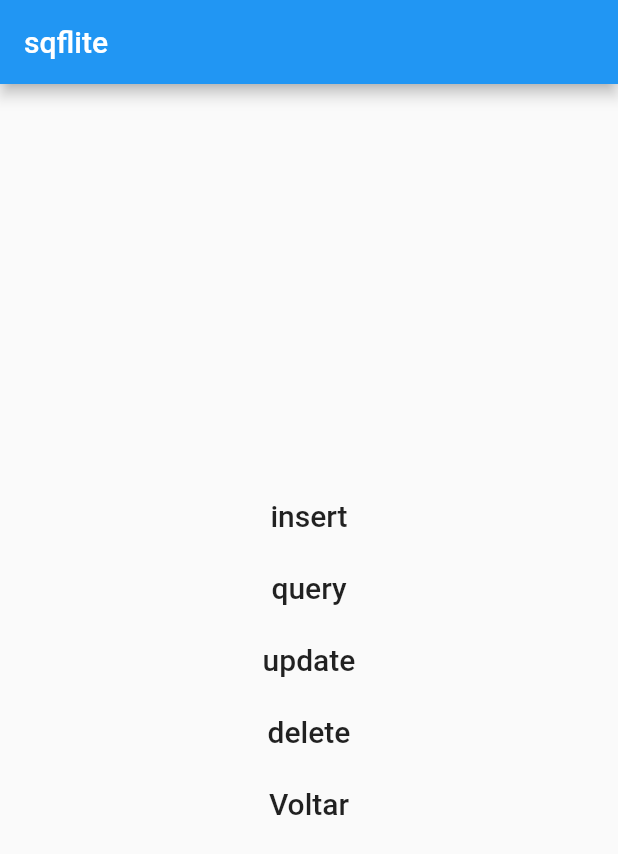
After one commit to jeilsonaraujo/SRO_List, a Flutter app: the MyHomePage screen opened directly, after a tap on "insert", on a phone screen of 412 x 824 dp. The commit adds this screen. Shown: the top 854 px of the screen. Run offline on Flutter 3.47's test engine with Material 2 defaults, Android fonts, the light colour scheme and no system bars; our stand-ins replace sqflite; missing offline and left inert: barcode, barcode_scan; accounts and stored records are empty.

Commit message:
database feature

```diff
--- /dev/null
+++ b/lib/barcode.dart
@@ -0,0 +1,23 @@
+import 'dart:io';
+
+import 'package:barcode/barcode.dart';
+import 'package:flutter/cupertino.dart';
+// ignore_for_file: always_specify_types
+
+class ListObjetoBarcode extends StatefulWidget {
+  @override
+  _ListObjetoBarcodeState createState() => _ListObjetoBarcodeState();
+}
+
+class _ListObjetoBarcodeState extends State<ListObjetoBarcode> {
+  @override
+  Widget build(BuildContext context) {
+    return CupertinoApp(
+      home: CupertinoPageScaffold(
+        child: Column(
+          children: [],
+        ),
+      ),
+    );
+  }
+}
--- /dev/null
+++ b/lib/data.dart
@@ -0,0 +1,126 @@
+import 'package:flutter/material.dart';
+
+import 'criaLista.dart';
+import 'database_helper.dart';
+// change `flutter_database` to whatever your project name is
+
+void main() => runApp(MyApp());
+
+class MyApp extends StatelessWidget {
+  @override
+  Widget build(BuildContext context) {
+    return MaterialApp(
+      title: 'SQFlite Demo',
+      theme: ThemeData(
+        primarySwatch: Colors.blue,
+      ),
+      home: MyHomePage(),
+    );
+  }
+}
+
+class MyHomePage extends StatelessWidget {
+  // reference to our single class that manages the database
+  final dbHelper = DatabaseHelper.instance;
+
+  // homepage layout
+  @override
+  Widget build(BuildContext context) {
+    return Scaffold(
+      appBar: AppBar(
+        title: Text('sqflite'),
+      ),
+      body: Center(
+        child: Column(
+          mainAxisAlignment: MainAxisAlignment.center,
+          children: <Widget>[
+            MaterialButton(
+              child: Text(
+                'insert',
+                style: TextStyle(fontSize: 20),
+              ),
+              onPressed: () {
+                _insert();
+              },
+            ),
+            MaterialButton(
+              child: Text(
+                'query',
+                style: TextStyle(fontSize: 20),
+              ),
+              onPressed: () {
+                _query();
+              },
+            ),
+            MaterialButton(
+              child: Text(
+                'update',
+                style: TextStyle(fontSize: 20),
+              ),
+              onPressed: () {
+                _update();
+              },
+            ),
+            MaterialButton(
+              child: Text(
+                'delete',
+                style: TextStyle(fontSize: 20),
+              ),
+              onPressed: () {
+                _delete();
+              },
+            ),
+            MaterialButton(
+              child: Text(
+                'Voltar',
+                style: TextStyle(fontSize: 20),
+              ),
+              onPressed: () {
+                Navigator.of(context).pushReplacement(
+                    MaterialPageRoute(builder: (context) => CriarLista()));
+              },
+            ),
+          ],
+        ),
+      ),
+    );
+  }
+
+  // Button onPressed methods
+
+  void _insert() async {
+    // row to insert
+    Map<String, dynamic> row = {
+      DatabaseHelper.columnObjeto: 'pu123456789br',
+      DatabaseHelper.columnLogradouro: 'rua sem nome',
+      DatabaseHelper.columnNumero: 54
+    };
+    final id = await dbHelper.insert(row);
+    print('inserted row id: $id');
+  }
+
+  void _query() async {
+    final allRows = await dbHelper.queryAllRows();
+    print('query all rows:');
+    allRows.forEach((row) => print(row));
+  }
+
+  void _update() async {
+    // row to update
+    Map<String, dynamic> row = {
+      DatabaseHelper.columnId: 1,
+      DatabaseHelper.columnObjeto: 'pu123456789br',
+      DatabaseHelper.columnLogradouro: 'rua sem nome',
+      DatabaseHelper.columnNumero: 54
+    };
+    final rowsAffected = await dbHelper.update(row);
+    print('updated $rowsAffected row(s)');
+  }
+
+  void _delete() async {
+    // Assuming that the number of rows is the id for the last row.
+    final id = await dbHelper.queryRowCount();
+    final rowsDeleted = await dbHelper.delete(id);
+    print('deleted $rowsDeleted row(s): row $id');
+  }
+}
--- /dev/null
+++ b/lib/database_helper.dart
@@ -0,0 +1,90 @@
+import 'dart:io';
+
+import 'package:path/path.dart';
+import 'package:sqflite/sqflite.dart';
+import 'package:path_provider/path_provider.dart';
+
+class DatabaseHelper {
+  static final _databaseName = "MyDatab.db";
+  static final _databaseVersion = 1;
+
+  static final table = 'my_tabl';
+
+  static final columnId = '_id';
+  static final columnObjeto = 'objeto';
+  static final columnLogradouro = 'logradouro';
+  static final columnNumero = 'numero';
+
+  // make this a singleton class
+  DatabaseHelper._privateConstructor();
+  static final DatabaseHelper instance = DatabaseHelper._privateConstructor();
+
+  // only have a single app-wide reference to the database
+  static Database _database;
+  Future<Database> get database async {
+    if (_database != null) return _database;
+    // lazily instantiate the db the first time it is accessed
+    _database = await _initDatabase();
+    return _database;
+  }
+
+  // this opens the database (and creates it if it doesn't exist)
+  _initDatabase() async {
+    Directory documentsDirectory = await getApplicationDocumentsDirectory();
+    String path = join(documentsDirectory.path, _databaseName);
+    return await openDatabase(path,
+        version: _databaseVersion, onCreate: _onCreate);
+  }
+
+  // SQL code to create the database table
+  Future _onCreate(Database db, int version) async {
+    await db.execute('''
+          CREATE TABLE $table (
+            $columnId INTEGER PRIMARY KEY,
+            $columnObjeto TEXT NOT NULL,
+            $columnLogradouro TEXT NOT NULL,
+            $columnNumero INTEGER NOT NULL
+          )
+          ''');
+  }
+
+  // Helper methods
+
+  // Inserts a row in the database where each key in the Map is a column name
+  // and the value is the column value. The return value is the id of the
+  // inserted row.
+  Future<int> insert(Map<String, dynamic> row) async {
+    Database db = await instance.database;
+    return await db.insert(table, row);
+  }
+
+  // All of the rows are returned as a list of maps, where each map is
+  // a key-value list of columns.
+  Future<List<Map<String, dynamic>>> queryAllRows() async {
+    Database db = await instance.database;
+    return await db.query(table);
+  }
+
+  // All of the methods (insert, query, update, delete) can also be done using
+  // raw SQL commands. This method uses a raw query to give the row count.
+  Future<int> queryRowCount() async {
+    Database db = await instance.database;
+    return Sqflite.firstIntValue(
+        await db.rawQuery('SELECT COUNT(*) FROM $table'));
+  }
+
+  // We are assuming here that the id column in the map is set. The other
+  // column values will be used to update the row.
+  Future<int> update(Map<String, dynamic> row) async {
+    Database db = await instance.database;
+    int id = row[columnId];
+    return await db.update(table, row, where: '$columnId = ?', whereArgs: [id]);
+  }
+
+  // Deletes the row specified by the id. The number of affected rows is
+  // returned. This should be 1 as long as the row exists.
+  Future<int> delete(int id) async {
+    Database db = await instance.database;
+    return await db.delete(table, where: '$columnId = ?', whereArgs: [id]);
+  }
+}
--- a/pubspec.yaml
+++ b/pubspec.yaml
@@ -29,6 +29,9 @@ dependencies:
   # Use with the CupertinoIcons class for iOS style icons.
   cupertino_icons: ^1.0.2
   barcode_scan: 1.0.0
+  sqflite: any
+  path_provider: any
+  barcode: ^2.1.0
 
 dev_dependencies:
   flutter_test:
```
Also changed, not shown: lib/criaLista copy.dart (deleted, +0 -118 lines), lib/criaLista.dart (+56 -1 lines), pubspec.lock, 1 other file.
